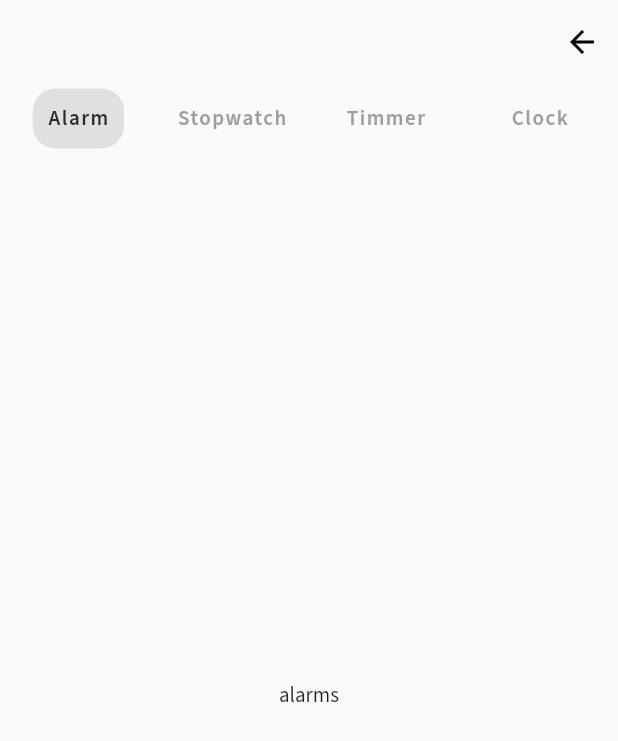
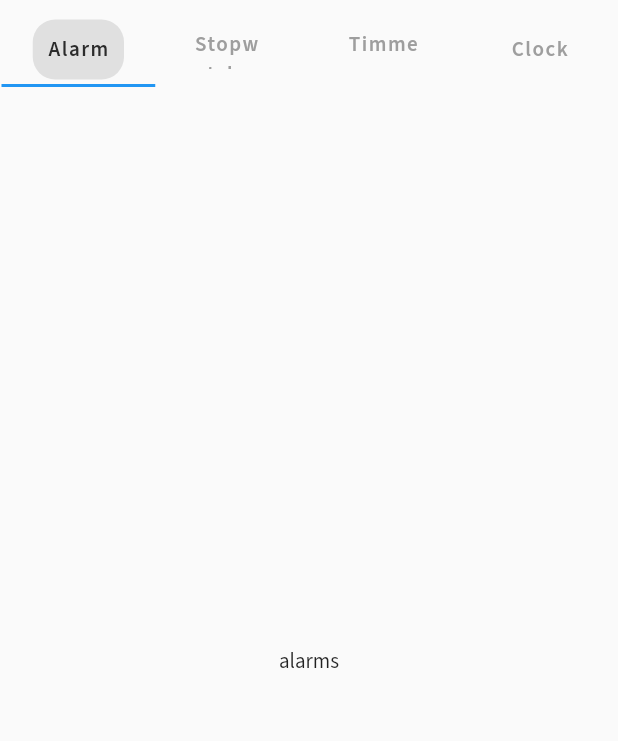
Before and after one commit to tuuhin/clockwork, a Flutter app: the screen it shows after launch, on a phone screen of 412 x 824 dp. Shown: the top 741 px of the screen. Run offline on Flutter 3.47's test engine with Material 2 defaults, Android fonts, the phone set to English and light mode, and no system bars; our stand-ins replace google_fonts; missing offline and left inert: android_alarm_manager_plus.

Commit message:
removed theming Thus allowing simple and single colors

```diff
--- a/lib/app/app.dart
+++ b/lib/app/app.dart
@@ -1,6 +1,5 @@
 import 'package:flutter/material.dart';
 import 'package:stopwatch/app/tabs/tabs.dart';
-import 'package:stopwatch/app/widgets/app_drawer.dart';
 
 class App extends StatefulWidget {
   const App({Key? key}) : super(key: key);
@@ -9,9 +8,8 @@ class App extends StatefulWidget {
   State<App> createState() => _AppState();
 }
 
-class _AppState extends State<App> with TickerProviderStateMixin {
+class _AppState extends State<App> with SingleTickerProviderStateMixin {
   late TabController _tabController;
-  late AnimationController _animationController;
 
   final List<Widget> _tabs = const [
     AlarmTab(),
@@ -37,9 +35,6 @@ class _AppState extends State<App> with TickerProviderStateMixin {
       vsync: this,
     );
 
-    _animationController = AnimationController(
-        vsync: this, duration: const Duration(milliseconds: 200));
-
     _tabController.addListener(() {
       if (_tabController.index != _currentIndex &&
           !_tabController.indexIsChanging) {
@@ -64,7 +59,7 @@ class _AppState extends State<App> with TickerProviderStateMixin {
   @override
   void dispose() {
     _tabController.dispose();
-    _animationController.dispose();
+
     super.dispose();
   }
 
@@ -72,36 +67,13 @@ class _AppState extends State<App> with TickerProviderStateMixin {
   Widget build(BuildContext context) {
     return Scaffold(
         // extendBodyBehindAppBar: true,
-        drawer: const AppDrawer(),
+
         appBar: AppBar(
+          toolbarHeight: 10.0,
           automaticallyImplyLeading: false,
           backgroundColor: Colors.transparent,
           elevation: 0,
-          actions: [
-            AnimatedBuilder(
-                animation: _animationController,
-                builder: (context, animation) {
-                  return IconButton(
-                    onPressed: () {
-                      _animationController.forward();
-                      Scaffold.of(context).openDrawer();
-                    },
-                    icon: AnimatedIcon(
-                        color: Colors.black,
-                        icon: AnimatedIcons.arrow_menu,
-                        progress: _animationController),
-                  );
-                })
-          ],
           bottom: TabBar(
-              splashFactory: NoSplash.splashFactory,
-              overlayColor: MaterialStateProperty.resolveWith<Color?>(
-                  (Set<MaterialState> states) =>
-                      states.contains(MaterialState.focused)
-                          ? null
-                          : Colors.transparent),
-              indicator: const BoxDecoration(),
-              labelPadding: EdgeInsets.zero,
               padding: const EdgeInsets.symmetric(horizontal: 1),
               controller: _tabController,
               onTap: _onTap,
--- a/lib/context/theme_context.dart
+++ /dev/null
@@ -1,11 +0,0 @@
-import 'package:flutter/material.dart';
-
-class ThemeContext extends ChangeNotifier {
-  bool _isCurrentThemeIsDark = ThemeMode.system == ThemeMode.dark;
-  bool get currentThemeIsDark => _isCurrentThemeIsDark;
-
-  void switchCurrentTheme(bool isLightTheme) {
-    _isCurrentThemeIsDark = isLightTheme;
-    notifyListeners();
-  }
-}
--- a/lib/main.dart
+++ b/lib/main.dart
@@ -29,9 +29,6 @@ class ProviderWrappers extends StatelessWidget {
     final ClocksContext _clockContext = ClocksContext();
     return MultiProvider(
       providers: [
-        ChangeNotifierProvider<ThemeContext>(
-          create: (context) => ThemeContext(),
-        ),
         ChangeNotifierProvider<StopWatchContext>(
             create: (context) => _stopWatchContext),
         StreamProvider<StopWatchTime>(
@@ -50,14 +47,10 @@ class MyApp extends StatelessWidget {
   const MyApp({Key? key}) : super(key: key);
   @override
   Widget build(BuildContext context) {
-    final ThemeContext _themeData = Provider.of<ThemeContext>(context);
-
     return MaterialApp(
         title: 'ClockWork',
         debugShowCheckedModeBanner: false,
-        theme: _themeData.currentThemeIsDark
-            ? Pallet.darkTheme
-            : Pallet.lightTheme,
+        theme: Pallet.lightTheme,
         home: const App());
   }
 }
--- a/lib/models/stopwatch/stopwatch_lap_model.dart
+++ /dev/null
@@ -1,6 +0,0 @@
-import 'package:stopwatch/context/context.dart';
-
-class StopWatchTabModel {
-  StopWatchTime time;
-  StopWatchTabModel({required this.time});
-}
```
Also changed, not shown: lib/app/widgets/app_drawer.dart (deleted, +0 -10 lines), 1 other file.
